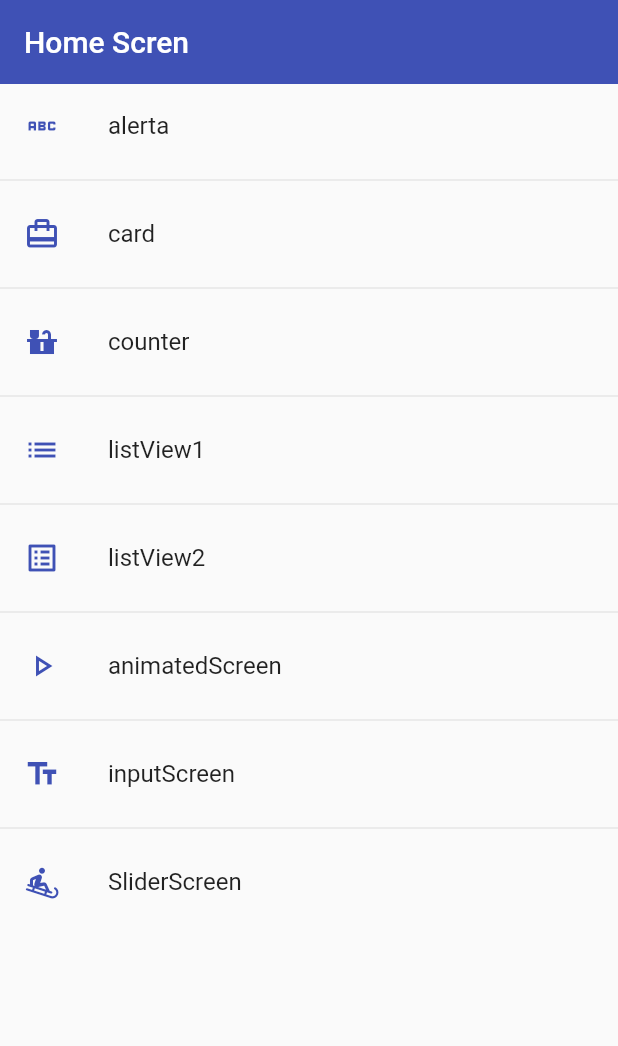
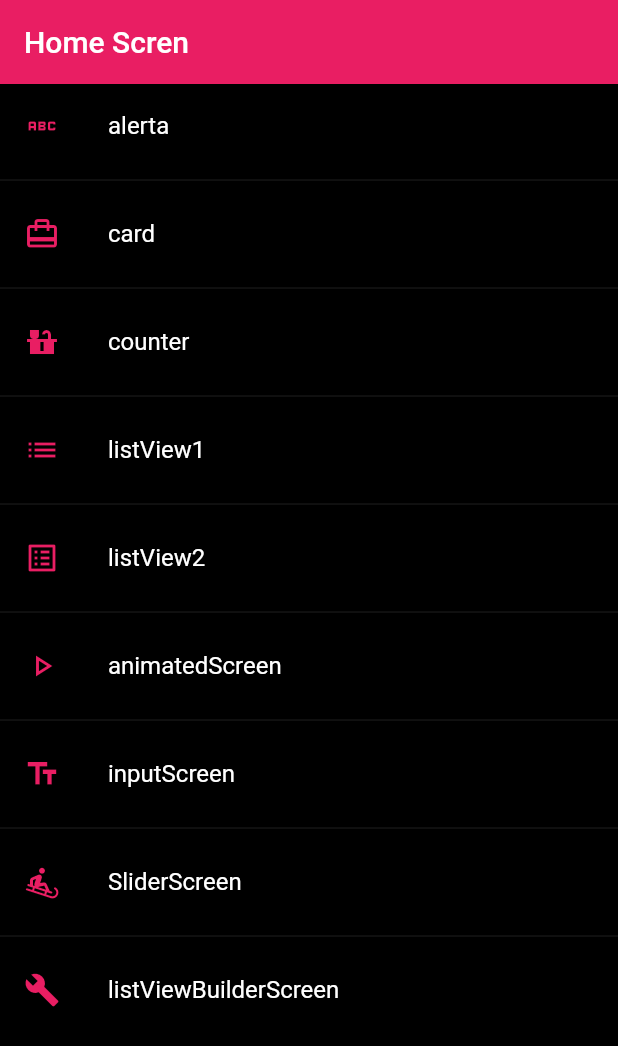
Before and after one commit to nicoisz/fluttereando, a Flutter app: the screen it shows after launch, on a phone screen of 412 x 824 dp. Shown: the top 1046 px of the screen. Run offline on Flutter 3.47's test engine with Material 2 defaults, Android fonts, the phone set to English and light mode, and no system bars; missing offline and left inert: dart:ffi.

Commit message:
app of study finished

```diff
--- a/lib/main.dart
+++ b/lib/main.dart
@@ -18,6 +18,6 @@ class MyApp extends StatelessWidget {
         initialRoute: 'home',
         routes: AppRoutes.routes,
         onGenerateRoute: AppRoutes.onGenerateRoute,
-        theme: AppTheme.lighTheme);
+        theme: AppTheme.darkTheme);
   }
 }
--- a/lib/router/router.dart
+++ b/lib/router/router.dart
@@ -50,6 +50,11 @@ class AppRoutes {
         route: 'slider',
         icon: Icons.sledding_rounded,
         name: 'SliderScreen',
+        screen: const SliderScreen()),
+    MenuOptions(
+        route: 'listViewBuilder',
+        icon: Icons.build,
+        name: 'listViewBuilderScreen',
         screen: const SliderScreen())
   ];
 
@@ -73,6 +78,7 @@ class AppRoutes {
     'animated': (BuildContext context) => const AnimatedScreen(),
     'input': (BuildContext context) => const InputForm(),
     'slider': (BuildContext context) => const SliderScreen(),
+    'listViewBuilder': (BuildContext context) => const ListViewBuilderScreen(),
   };
 
   static Route<dynamic> onGenerateRoute(RouteSettings settings) {
--- a/lib/screens/screens.dart
+++ b/lib/screens/screens.dart
@@ -7,3 +7,4 @@ export 'package:my_app/screens/listview2_screen.dart';
 export 'package:my_app/screens/animated_screen.dart';
 export 'package:my_app/screens/slider_screen.dart';
 export 'package:my_app/screens/input_screen.dart';
+export 'package:my_app/screens/listview_builder_screen.dart';
--- a/lib/screens/slider_screen.dart
+++ b/lib/screens/slider_screen.dart
@@ -56,9 +56,11 @@ class _SliderScreenState extends State<SliderScreen> {
                 activeColor: AppTheme.primary,
                 value: _sliderEnabled,
                 onChanged: (value) => setState(() {
-                      _sliderEnabled = value ?? true;
+                      _sliderEnabled = value;
                     })),
-            const AboutListTile(),
+            const AboutListTile(
+              applicationName: "Learning Flutter",
+            ),
             Image(
               image: const NetworkImage(
                   'https://static.wikia.nocookie.net/kimetsu-no-yaiba/images/e/e1/Tanjiro_anime.png/revision/latest?cb=20230117090856'),
--- a/lib/theme/app_theme.dart
+++ b/lib/theme/app_theme.dart
@@ -1,24 +1,28 @@
 import 'package:flutter/material.dart';
 
 class AppTheme {
-  static const Color primary = Colors.indigo;
+  static const Color primary = Colors.pink;
 
-  static final ThemeData lighTheme = ThemeData.light().copyWith(
-    primaryColor: primary,
-    appBarTheme: const AppBarTheme(
-      color: Colors.indigo,
-      elevation: 0,
-    ),
-    textButtonTheme: TextButtonThemeData(
-        style: TextButton.styleFrom(foregroundColor: primary)),
-    floatingActionButtonTheme:
-        const FloatingActionButtonThemeData(backgroundColor: primary),
+  static final ThemeData lightTheme = ThemeData.light().copyWith(
+
+      // Color primario
+      primaryColor: Colors.indigo,
+
+      // AppBar Theme
+      appBarTheme: const AppBarTheme(color: primary, elevation: 0),
+
+      // TextButton Theme
+      textButtonTheme:
+          TextButtonThemeData(style: TextButton.styleFrom(primary: primary)),
+
+      // FloatingActionButtons
+      floatingActionButtonTheme: const FloatingActionButtonThemeData(
+          backgroundColor: primary, elevation: 5),
+
+      // ElevatedButtons
       elevatedButtonTheme: ElevatedButtonThemeData(
         style: ElevatedButton.styleFrom(
-          foregroundColor: Colors.white,
-          backgroundColor: primary,
-          shape: const StadiumBorder(),
-          elevation: 0),
+            primary: Colors.indigo, shape: const StadiumBorder(), elevation: 0),
       ),
       inputDecorationTheme: const InputDecorationTheme(
         floatingLabelStyle: TextStyle(color: primary),
@@ -26,22 +30,24 @@ class AppTheme {
             borderSide: BorderSide(color: primary),
             borderRadius: BorderRadius.only(
                 bottomLeft: Radius.circular(10),
-          topRight: Radius.circular(10),
-        ),
-      ),
+                topRight: Radius.circular(10))),
         focusedBorder: OutlineInputBorder(
             borderSide: BorderSide(color: primary),
             borderRadius: BorderRadius.only(
                 bottomLeft: Radius.circular(10),
-          topRight: Radius.circular(10),
-        ),
-      ),
+                topRight: Radius.circular(10))),
         border: OutlineInputBorder(
             borderRadius: BorderRadius.only(
                 bottomLeft: Radius.circular(10),
-          topRight: Radius.circular(10),
-        ),
-      ),
-    ),
-  );
+                topRight: Radius.circular(10))),
+      ));
+
+  static final ThemeData darkTheme = ThemeData.dark().copyWith(
+
+      // Color primario
+      primaryColor: Colors.indigo,
+
+      // AppBar Theme
+      appBarTheme: const AppBarTheme(color: primary, elevation: 0),
+      scaffoldBackgroundColor: Colors.black);
 }
```
Also changed, not shown: lib/screens/listview_builder_screen.dart (added, +135 -0 lines). Lines whose indentation alone changed are shown as unchanged.
